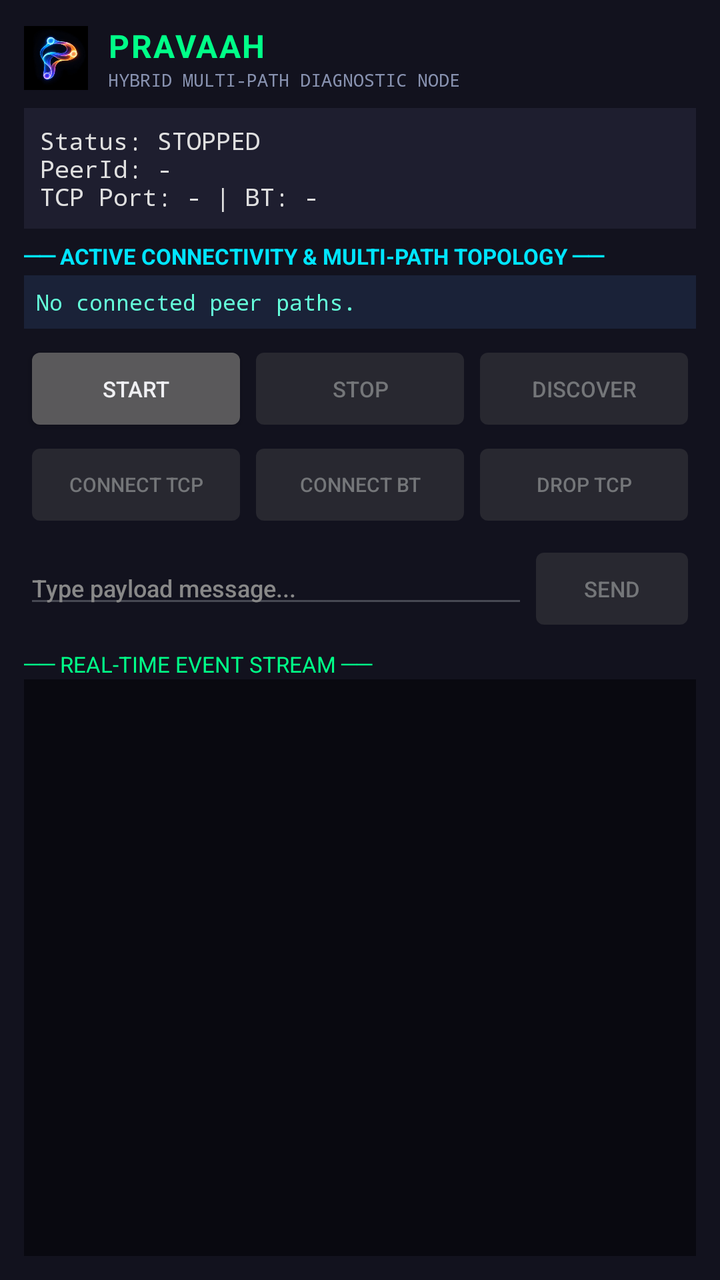
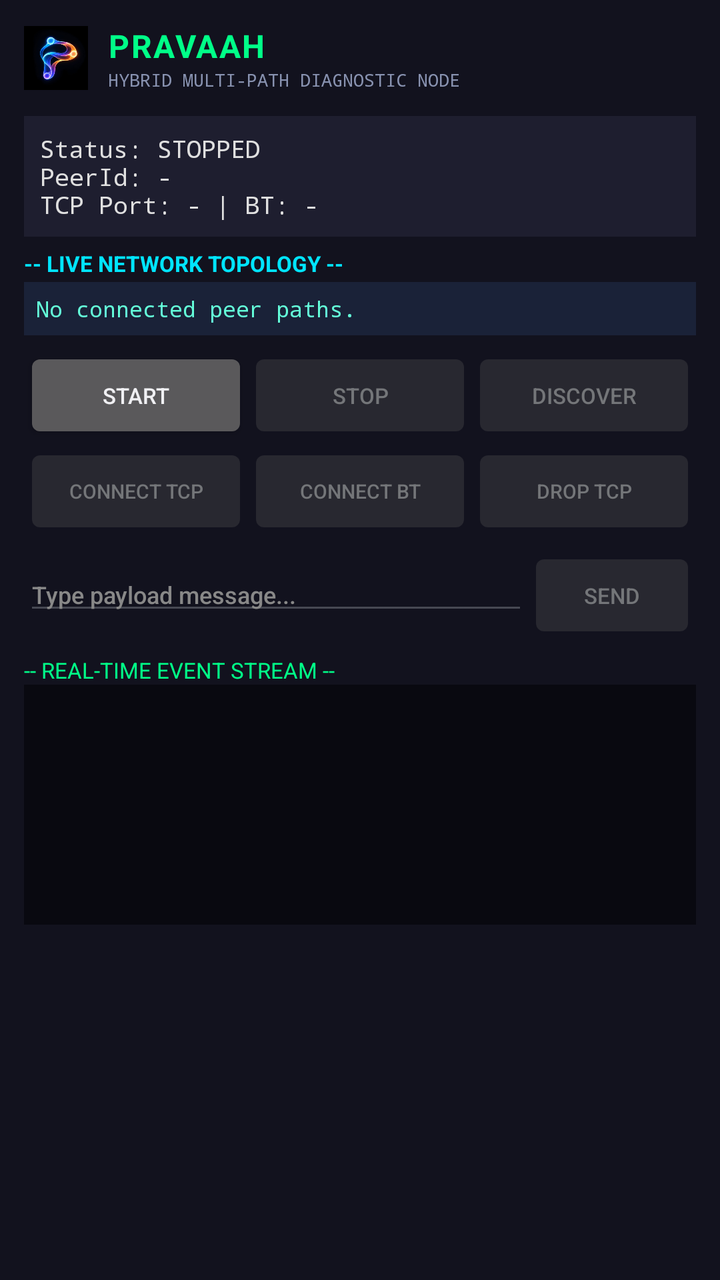

Before-and-after screenshots of an Android layout around one commit, followed by the original layout XML and the change that was made.
<!-- AndroidManifest.xml: application theme android:Theme.DeviceDefault -->
<!-- res/layout/activity_diagnostic.xml -->
﻿<?xml version="1.0" encoding="utf-8"?>
<LinearLayout xmlns:android="http://schemas.android.com/apk/res/android"
    android:layout_width="match_parent"
    android:layout_height="match_parent"
    android:orientation="vertical"
    android:padding="12dp"
    android:background="#12121e">

    
    <LinearLayout
        android:layout_width="match_parent"
        android:layout_height="wrap_content"
        android:orientation="horizontal"
        android:gravity="center_vertical"
        android:paddingBottom="8dp">

        <ImageView
            android:layout_width="32dp"
            android:layout_height="32dp"
            android:src="@drawable/ic_pravaah_logo"
            android:contentDescription="Pravaah Logo"
            android:layout_marginEnd="10dp" />

        <LinearLayout
            android:layout_width="0dp"
            android:layout_height="wrap_content"
            android:layout_weight="1"
            android:orientation="vertical">

            <TextView
                android:layout_width="wrap_content"
                android:layout_height="wrap_content"
                android:text="PRAVAAH"
                android:textColor="#00ff88"
                android:textSize="16sp"
                android:textStyle="bold"
                android:letterSpacing="0.05" />

            <TextView
                android:layout_width="wrap_content"
                android:layout_height="wrap_content"
                android:text="HYBRID MULTI-PATH DIAGNOSTIC NODE"
                android:textColor="#8892b0"
                android:textSize="9sp"
                android:fontFamily="monospace" />
        </LinearLayout>
    </LinearLayout>

    
    <TextView
        android:id="@+id/tvStatus"
        android:layout_width="match_parent"
        android:layout_height="wrap_content"
        android:background="#1e1e2f"
        android:padding="8dp"
        android:text="Status: STOPPED\nPeerId: -\nTCP Port: - | BT: -"
        android:textColor="#e0e0e0"
        android:textSize="12sp"
        android:fontFamily="monospace" />

    
    <TextView
        android:layout_width="match_parent"
        android:layout_height="wrap_content"
        android:text="── ACTIVE CONNECTIVITY &amp; MULTI-PATH TOPOLOGY ──"
        android:textColor="#00e5ff"
        android:textSize="11sp"
        android:textStyle="bold"
        android:paddingTop="6dp"
        android:paddingBottom="2dp" />

    <TextView
        android:id="@+id/tvMultiPathTopology"
        android:layout_width="match_parent"
        android:layout_height="wrap_content"
        android:background="#1a2238"
        android:padding="6dp"
        android:text="No connected peer paths."
        android:textColor="#64ffda"
        android:textSize="11sp"
        android:fontFamily="monospace" />

    
    <LinearLayout
        android:layout_width="match_parent"
        android:layout_height="wrap_content"
        android:orientation="horizontal"
        android:paddingTop="6dp">

        <Button
            android:id="@+id/btnStart"
            android:layout_width="0dp"
            android:layout_height="wrap_content"
            android:layout_weight="1"
            android:text="START"
            android:textSize="11sp" />

        <Button
            android:id="@+id/btnStop"
            android:layout_width="0dp"
            android:layout_height="wrap_content"
            android:layout_weight="1"
            android:text="STOP"
            android:textSize="11sp"
            android:enabled="false" />

        <Button
            android:id="@+id/btnDiscover"
            android:layout_width="0dp"
            android:layout_height="wrap_content"
            android:layout_weight="1"
            android:text="DISCOVER"
            android:textSize="11sp"
            android:enabled="false" />
    </LinearLayout>

    
    <LinearLayout
        android:layout_width="match_parent"
        android:layout_height="wrap_content"
        android:orientation="horizontal">

        <Button
            android:id="@+id/btnConnectTcp"
            android:layout_width="0dp"
            android:layout_height="wrap_content"
            android:layout_weight="1"
            android:text="CONNECT TCP"
            android:textSize="10sp"
            android:enabled="false" />

        <Button
            android:id="@+id/btnConnectBt"
            android:layout_width="0dp"
            android:layout_height="wrap_content"
            android:layout_weight="1"
            android:text="CONNECT BT"
            android:textSize="10sp"
            android:enabled="false" />

        <Button
            android:id="@+id/btnSimulateDrop"
            android:layout_width="0dp"
            android:layout_height="wrap_content"
            android:layout_weight="1"
            android:text="DROP TCP"
            android:textSize="10sp"
            android:enabled="false" />
    </LinearLayout>

    
    <LinearLayout
        android:layout_width="match_parent"
        android:layout_height="wrap_content"
        android:orientation="horizontal"
        android:paddingTop="4dp">

        <EditText
            android:id="@+id/etMessage"
            android:layout_width="0dp"
            android:layout_height="wrap_content"
            android:layout_weight="3"
            android:hint="Type payload message..."
            android:textColor="#ffffff"
            android:textColorHint="#888888"
            android:textSize="12sp"
            android:enabled="false" />

        <Button
            android:id="@+id/btnSend"
            android:layout_width="0dp"
            android:layout_height="wrap_content"
            android:layout_weight="1"
            android:text="SEND"
            android:textSize="11sp"
            android:enabled="false" />
    </LinearLayout>

    
    <TextView
        android:layout_width="match_parent"
        android:layout_height="wrap_content"
        android:text="── REAL-TIME EVENT STREAM ──"
        android:textColor="#00ff88"
        android:textSize="11sp"
        android:paddingTop="6dp" />

    <ScrollView
        android:id="@+id/scrollLog"
        android:layout_width="match_parent"
        android:layout_height="0dp"
        android:layout_weight="1"
        android:background="#090910"
        android:padding="6dp">

        <TextView
            android:id="@+id/tvLog"
            android:layout_width="match_parent"
            android:layout_height="wrap_content"
            android:textColor="#bbbbbb"
            android:textSize="10sp"
            android:fontFamily="monospace" />
    </ScrollView>
</LinearLayout>
<!-- resources referenced by this layout -->
<resources>
  <!-- drawable ic_pravaah_logo: png bitmap (drawable, 64147 bytes) -->
</resources>

<!-- the commit's change to res/layout/activity_diagnostic.xml (unified diff, before → after) -->
@@ -1,9 +1,8 @@
-﻿<?xml version="1.0" encoding="utf-8"?>
+<?xml version="1.0" encoding="utf-8"?>
 <LinearLayout xmlns:android="http://schemas.android.com/apk/res/android"
     android:layout_width="match_parent"
     android:layout_height="match_parent"
     android:orientation="vertical"
-    android:padding="12dp"
     android:background="#12121e">
 
     
@@ -12,21 +11,19 @@
         android:layout_height="wrap_content"
         android:orientation="horizontal"
         android:gravity="center_vertical"
+        android:padding="12dp"
         android:paddingBottom="8dp">
-
         <ImageView
             android:layout_width="32dp"
             android:layout_height="32dp"
             android:src="@drawable/ic_pravaah_logo"
             android:contentDescription="Pravaah Logo"
             android:layout_marginEnd="10dp" />
-
         <LinearLayout
             android:layout_width="0dp"
             android:layout_height="wrap_content"
             android:layout_weight="1"
             android:orientation="vertical">
-
             <TextView
                 android:layout_width="wrap_content"
                 android:layout_height="wrap_content"
@@ -35,7 +32,6 @@
                 android:textSize="16sp"
                 android:textStyle="bold"
                 android:letterSpacing="0.05" />
-
             <TextView
                 android:layout_width="wrap_content"
                 android:layout_height="wrap_content"
@@ -47,158 +43,159 @@
     </LinearLayout>
 
     
-    <TextView
-        android:id="@+id/tvStatus"
-        android:layout_width="match_parent"
-        android:layout_height="wrap_content"
-        android:background="#1e1e2f"
-        android:padding="8dp"
-        android:text="Status: STOPPED\nPeerId: -\nTCP Port: - | BT: -"
-        android:textColor="#e0e0e0"
-        android:textSize="12sp"
-        android:fontFamily="monospace" />
-
-    
-    <TextView
-        android:layout_width="match_parent"
-        android:layout_height="wrap_content"
-        android:text="── ACTIVE CONNECTIVITY &amp; MULTI-PATH TOPOLOGY ──"
-        android:textColor="#00e5ff"
-        android:textSize="11sp"
-        android:textStyle="bold"
-        android:paddingTop="6dp"
-        android:paddingBottom="2dp" />
-
-    <TextView
-        android:id="@+id/tvMultiPathTopology"
-        android:layout_width="match_parent"
-        android:layout_height="wrap_content"
-        android:background="#1a2238"
-        android:padding="6dp"
-        android:text="No connected peer paths."
-        android:textColor="#64ffda"
-        android:textSize="11sp"
-        android:fontFamily="monospace" />
-
-    
-    <LinearLayout
-        android:layout_width="match_parent"
-        android:layout_height="wrap_content"
-        android:orientation="horizontal"
-        android:paddingTop="6dp">
-
-        <Button
-            android:id="@+id/btnStart"
-            android:layout_width="0dp"
-            android:layout_height="wrap_content"
-            android:layout_weight="1"
-            android:text="START"
-            android:textSize="11sp" />
-
-        <Button
-            android:id="@+id/btnStop"
-            android:layout_width="0dp"
-            android:layout_height="wrap_content"
-            android:layout_weight="1"
-            android:text="STOP"
-            android:textSize="11sp"
-            android:enabled="false" />
-
-        <Button
-            android:id="@+id/btnDiscover"
-            android:layout_width="0dp"
-            android:layout_height="wrap_content"
-            android:layout_weight="1"
-            android:text="DISCOVER"
-            android:textSize="11sp"
-            android:enabled="false" />
-    </LinearLayout>
-
-    
-    <LinearLayout
-        android:layout_width="match_parent"
-        android:layout_height="wrap_content"
-        android:orientation="horizontal">
-
-        <Button
-            android:id="@+id/btnConnectTcp"
-            android:layout_width="0dp"
-            android:layout_height="wrap_content"
-            android:layout_weight="1"
-            android:text="CONNECT TCP"
-            android:textSize="10sp"
-            android:enabled="false" />
-
-        <Button
-            android:id="@+id/btnConnectBt"
-            android:layout_width="0dp"
-            android:layout_height="wrap_content"
-            android:layout_weight="1"
-            android:text="CONNECT BT"
-            android:textSize="10sp"
-            android:enabled="false" />
-
-        <Button
-            android:id="@+id/btnSimulateDrop"
-            android:layout_width="0dp"
-            android:layout_height="wrap_content"
-            android:layout_weight="1"
-            android:text="DROP TCP"
-            android:textSize="10sp"
-            android:enabled="false" />
-    </LinearLayout>
-
-    
-    <LinearLayout
-        android:layout_width="match_parent"
-        android:layout_height="wrap_content"
-        android:orientation="horizontal"
-        android:paddingTop="4dp">
-
-        <EditText
-            android:id="@+id/etMessage"
-            android:layout_width="0dp"
-            android:layout_height="wrap_content"
-            android:layout_weight="3"
-            android:hint="Type payload message..."
-            android:textColor="#ffffff"
-            android:textColorHint="#888888"
-            android:textSize="12sp"
-            android:enabled="false" />
-
-        <Button
-            android:id="@+id/btnSend"
-            android:layout_width="0dp"
-            android:layout_height="wrap_content"
-            android:layout_weight="1"
-            android:text="SEND"
-            android:textSize="11sp"
-            android:enabled="false" />
-    </LinearLayout>
-
-    
-    <TextView
-        android:layout_width="match_parent"
-        android:layout_height="wrap_content"
-        android:text="── REAL-TIME EVENT STREAM ──"
-        android:textColor="#00ff88"
-        android:textSize="11sp"
-        android:paddingTop="6dp" />
-
     <ScrollView
-        android:id="@+id/scrollLog"
         android:layout_width="match_parent"
         android:layout_height="0dp"
         android:layout_weight="1"
-        android:background="#090910"
-        android:padding="6dp">
-
-        <TextView
-            android:id="@+id/tvLog"
+        android:fillViewport="true"
+        android:paddingLeft="12dp"
+        android:paddingRight="12dp">
+
+        <LinearLayout
             android:layout_width="match_parent"
             android:layout_height="wrap_content"
-            android:textColor="#bbbbbb"
-            android:textSize="10sp"
-            android:fontFamily="monospace" />
+            android:orientation="vertical">
+
+            
+            <TextView
+                android:id="@+id/tvStatus"
+                android:layout_width="match_parent"
+                android:layout_height="wrap_content"
+                android:background="#1e1e2f"
+                android:padding="8dp"
+                android:text="Status: STOPPED&#10;PeerId: -&#10;TCP Port: - | BT: -"
+                android:textColor="#e0e0e0"
+                android:textSize="12sp"
+                android:fontFamily="monospace" />
+
+            
+            <TextView
+                android:layout_width="match_parent"
+                android:layout_height="wrap_content"
+                android:text="-- LIVE NETWORK TOPOLOGY --"
+                android:textColor="#00e5ff"
+                android:textSize="11sp"
+                android:textStyle="bold"
+                android:paddingTop="6dp"
+                android:paddingBottom="2dp" />
+            <TextView
+                android:id="@+id/tvMultiPathTopology"
+                android:layout_width="match_parent"
+                android:layout_height="wrap_content"
+                android:background="#1a2238"
+                android:padding="6dp"
+                android:text="No connected peer paths."
+                android:textColor="#64ffda"
+                android:textSize="11sp"
+                android:fontFamily="monospace" />
+
+            
+            <LinearLayout
+                android:layout_width="match_parent"
+                android:layout_height="wrap_content"
+                android:orientation="horizontal"
+                android:paddingTop="6dp">
+                <Button
+                    android:id="@+id/btnStart"
+                    android:layout_width="0dp"
+                    android:layout_height="wrap_content"
+                    android:layout_weight="1"
+                    android:text="START"
+                    android:textSize="11sp" />
+                <Button
+                    android:id="@+id/btnStop"
+                    android:layout_width="0dp"
+                    android:layout_height="wrap_content"
+                    android:layout_weight="1"
+                    android:text="STOP"
+                    android:textSize="11sp"
+                    android:enabled="false" />
+                <Button
+                    android:id="@+id/btnDiscover"
+                    android:layout_width="0dp"
+                    android:layout_height="wrap_content"
+                    android:layout_weight="1"
+                    android:text="DISCOVER"
+                    android:textSize="11sp"
+                    android:enabled="false" />
+            </LinearLayout>
+
+            
+            <LinearLayout
+                android:layout_width="match_parent"
+                android:layout_height="wrap_content"
+                android:orientation="horizontal">
+                <Button
+                    android:id="@+id/btnConnectTcp"
+                    android:layout_width="0dp"
+                    android:layout_height="wrap_content"
+                    android:layout_weight="1"
+                    android:text="CONNECT TCP"
+                    android:textSize="10sp"
+                    android:enabled="false" />
+                <Button
+                    android:id="@+id/btnConnectBt"
+                    android:layout_width="0dp"
+                    android:layout_height="wrap_content"
+                    android:layout_weight="1"
+                    android:text="CONNECT BT"
+                    android:textSize="10sp"
+                    android:enabled="false" />
+                <Button
+                    android:id="@+id/btnSimulateDrop"
+                    android:layout_width="0dp"
+                    android:layout_height="wrap_content"
+                    android:layout_weight="1"
+                    android:text="DROP TCP"
+                    android:textSize="10sp"
+                    android:enabled="false" />
+            </LinearLayout>
+
+            
+            <LinearLayout
+                android:layout_width="match_parent"
+                android:layout_height="wrap_content"
+                android:orientation="horizontal"
+                android:paddingTop="4dp">
+                <EditText
+                    android:id="@+id/etMessage"
+                    android:layout_width="0dp"
+                    android:layout_height="wrap_content"
+                    android:layout_weight="3"
+                    android:hint="Type payload message..."
+                    android:textColor="#ffffff"
+                    android:textColorHint="#888888"
+                    android:textSize="12sp"
+                    android:enabled="false" />
+                <Button
+                    android:id="@+id/btnSend"
+                    android:layout_width="0dp"
+                    android:layout_height="wrap_content"
+                    android:layout_weight="1"
+                    android:text="SEND"
+                    android:textSize="11sp"
+                    android:enabled="false" />
+            </LinearLayout>
+
+            
+            <TextView
+                android:layout_width="match_parent"
+                android:layout_height="wrap_content"
+                android:text="-- REAL-TIME EVENT STREAM --"
+                android:textColor="#00ff88"
+                android:textSize="11sp"
+                android:paddingTop="6dp" />
+            <TextView
+                android:id="@+id/tvLog"
+                android:layout_width="match_parent"
+                android:layout_height="wrap_content"
+                android:background="#090910"
+                android:padding="6dp"
+                android:textColor="#bbbbbb"
+                android:textSize="10sp"
+                android:fontFamily="monospace"
+                android:minHeight="120dp" />
+
+        </LinearLayout>
     </ScrollView>
 </LinearLayout>
